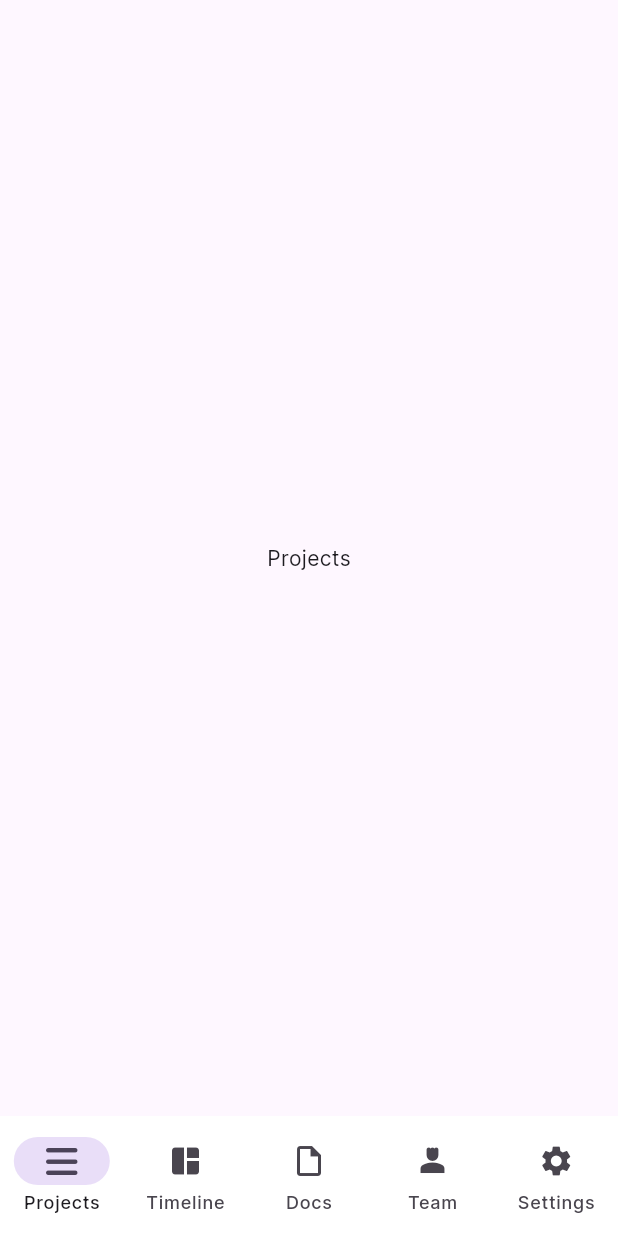
After one commit to hadi7khan/progresscenter_app_v4, a Flutter app: the ProjectsScreen screen opened by its route, on a phone screen of 412 x 824 dp. The commit adds this screen. Run offline on Flutter 3.47's test engine with Material 2 defaults, Android fonts, the phone set to English and light mode, and no system bars; our stand-ins replace another_flushbar, connectivity_plus, dio, flutter_form_builder, flutter_riverpod, flutter_svg and 8 more.

Commit message:
bottom nav implemented

```diff
--- a/lib/src/feature/auth/presentation/view/password_screen.dart
+++ b/lib/src/feature/auth/presentation/view/password_screen.dart
@@ -234,7 +234,7 @@ class _PasswordScreenState extends BaseConsumerState<PasswordScreen> {
                               .signIn(data)
                               .then((value) {
                             print(value.toString());
-                            context.push('/verify');
+                            context.go('/projects');
                             Utils.toastSuccessMessage("Signed in successfully");
                             setState(() {
                               isLoading = false;
--- /dev/null
+++ b/lib/src/feature/bottom_navigation/view/bottom_navigation.dart
@@ -0,0 +1,46 @@
+// Stateful nested navigation based on:
+// https://github.com/flutter/packages/blob/main/packages/go_router/example/lib/stateful_shell_route.dart
+import 'package:flutter/material.dart';
+import 'package:font_awesome_flutter/font_awesome_flutter.dart';
+import 'package:go_router/go_router.dart';
+
+class ScaffoldWithNestedNavigation extends StatelessWidget {
+  const ScaffoldWithNestedNavigation({
+    Key? key,
+    required this.navigationShell,
+  }) : super(key: key ?? const ValueKey('ScaffoldWithNestedNavigation'));
+  final StatefulNavigationShell navigationShell;
+
+  void _goBranch(int index) {
+    navigationShell.goBranch(
+      index,
+      // A common pattern when using bottom navigation bars is to support
+      // navigating to the initial location when tapping the item that is
+      // already active. This example demonstrates how to support this behavior,
+      // using the initialLocation parameter of goBranch.
+      initialLocation: index == navigationShell.currentIndex,
+    );
+  }
+
+  @override
+  Widget build(BuildContext context) {
+    return Scaffold(
+      body: navigationShell,
+      bottomNavigationBar: NavigationBar(
+        selectedIndex: navigationShell.currentIndex,
+        backgroundColor: Colors.white,
+        destinations: const [
+          NavigationDestination(
+              label: 'Projects', icon: FaIcon(FontAwesomeIcons.bars)),
+          NavigationDestination(
+              label: 'Timeline', icon: Icon(Icons.space_dashboard)),
+          NavigationDestination(
+              label: 'Docs', icon: Icon(Icons.insert_drive_file_outlined)),
+          NavigationDestination(label: 'Team', icon: Icon(Icons.person_4)),
+          NavigationDestination(label: 'Settings', icon: Icon(Icons.settings)),
+        ],
+        onDestinationSelected: _goBranch,
+      ),
+    );
+  }
+}
--- /dev/null
+++ b/lib/src/feature/projects/presentation/view/projects_screen.dart
@@ -0,0 +1,17 @@
+import 'package:flutter/material.dart';
+
+class ProjectsScreen extends StatefulWidget {
+  final String label;
+  final String detailsPath;
+  const ProjectsScreen({super.key, required this.label, required this.detailsPath});
+
+  @override
+  State<ProjectsScreen> createState() => _ProjectsScreenState();
+}
+
+class _ProjectsScreenState extends State<ProjectsScreen> {
+  @override
+  Widget build(BuildContext context) {
+    return Scaffold(body: SafeArea(child: Center(child: Text("Projects"),)),);
+  }
+}
--- a/pubspec.yaml
+++ b/pubspec.yaml
@@ -38,7 +38,7 @@ dependencies:
   # https://pub.dev/packages/fpdart
   fpdart: 0.6.0
   # https://pub.dev/packages/go_router
-  go_router: 7.1.1
+  go_router: 8.0.3
   # https://pub.dev/packages/dio
   dio: 5.1.2
   # https://pub.dev/packages/flutter_riverpod
```
Also changed, not shown: lib/src/core/route/go_router_provider.dart (+353 -20 lines), lib/src/feature/docs/presentation/view/docs_screen.dart (added, +15 -0 lines), lib/src/feature/projects/presentation/view/project_details_screen.dart (added, +19 -0 lines), lib/src/feature/timeline/presentation/view/timeline_details_screen.dart (added, +16 -0 lines), lib/src/feature/timeline/presentation/view/timeline_screen.dart (added, +17 -0 lines), lib/src/feature/team/presentation/view/teams_screen.dart (added), pubspec.lock.
